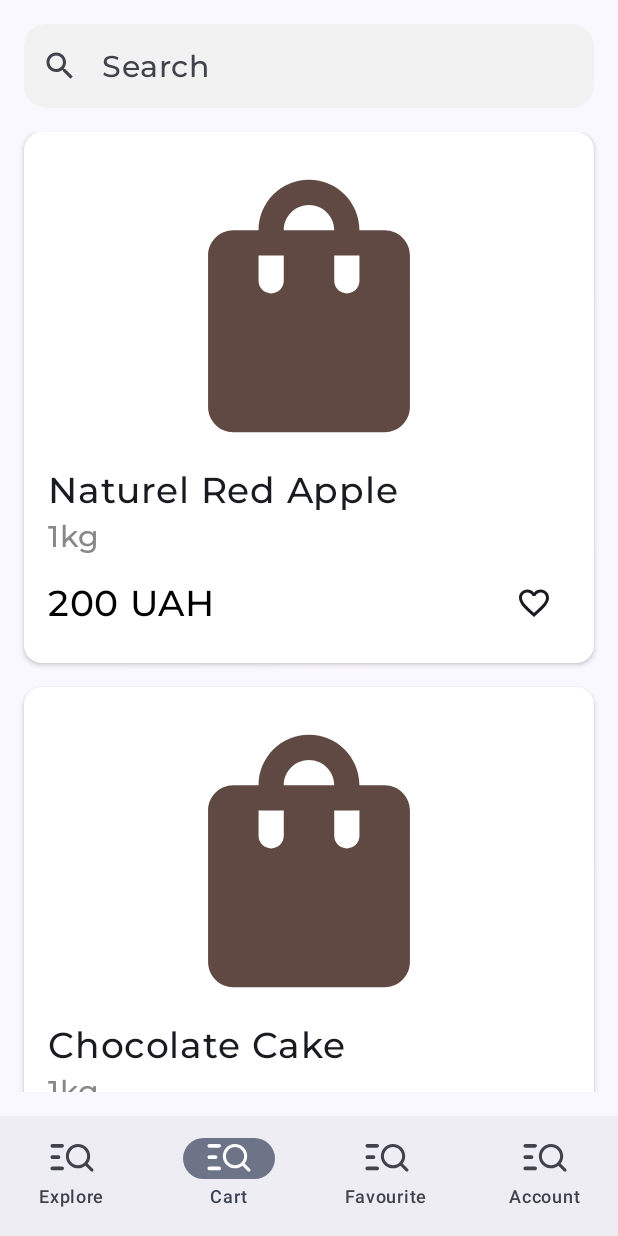
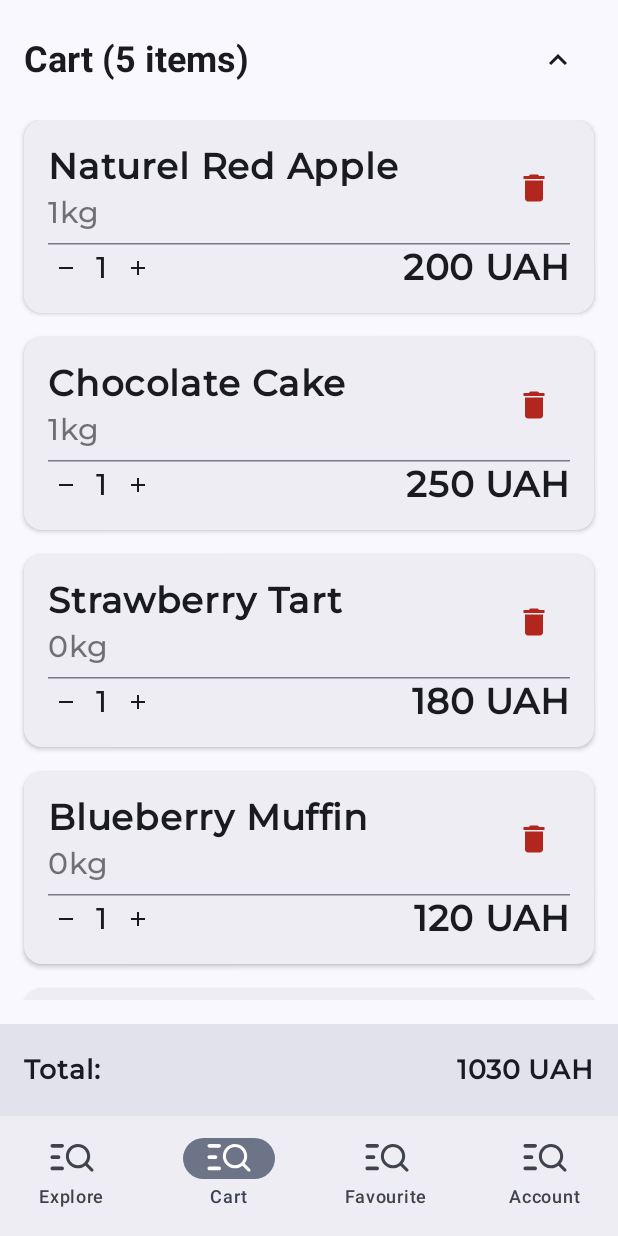
Before and after one commit to botirovka/SweetShop, an Android app built with Jetpack Compose: the FindProductsScreen screen opened through its navigation route, item 2 of the bottom bar chosen, on a phone screen of 412 x 824 dp. Run offline under Robolectric (Android 15) with nearby library versions, the phone set to English and light mode, and no system bars; our stand-ins replace Firebase (no records; nobody signed in at launch, a user with empty details on screens opened directly).

Commit message:
new functions

```diff
--- a/app/build.gradle.kts
+++ b/app/build.gradle.kts
@@ -47,6 +47,7 @@ dependencies {
     implementation(libs.androidx.activity.compose)
     implementation(platform(libs.androidx.compose.bom))
     implementation(libs.androidx.ui)
+    implementation(libs.coil.compose)
     implementation(libs.androidx.ui.graphics)
     implementation(libs.androidx.ui.tooling.preview)
     implementation(libs.androidx.material3)
--- a/app/src/main/java/com/botirovka/sweetshopcompose/MainActivity.kt
+++ b/app/src/main/java/com/botirovka/sweetshopcompose/MainActivity.kt
@@ -17,6 +17,7 @@ import com.botirovka.sweetshopcompose.data.FirebaseRepository
 import com.botirovka.sweetshopcompose.data.Response
 import com.botirovka.sweetshopcompose.ui.composable.FindProductsScreen
 import com.botirovka.sweetshopcompose.ui.composable.LoginScreenUI
+import com.botirovka.sweetshopcompose.ui.composable.MainScreen
 import com.botirovka.sweetshopcompose.ui.composable.SignUpScreenUI
 import com.botirovka.sweetshopcompose.ui.composable.SweetShopSplashScreen
 import com.botirovka.sweetshopcompose.ui.theme.SweetShopComposeTheme
@@ -81,7 +82,7 @@ fun SweetShopApp() {
             SignUpScreenUI(navController)
         }
         composable(route = "home") {
-            FindProductsScreen()
+            MainScreen()
         }
     }
 }
--- a/app/src/main/java/com/botirovka/sweetshopcompose/data/FirebaseRepository.kt
+++ b/app/src/main/java/com/botirovka/sweetshopcompose/data/FirebaseRepository.kt
@@ -2,14 +2,18 @@ package com.botirovka.sweetshopcompose.data
 
 import android.util.Log
 import com.botirovka.sweetshopcompose.models.Pie
+import com.botirovka.sweetshopcompose.models.User
 import com.google.firebase.auth.AuthResult
 import com.google.firebase.auth.FirebaseAuth
 import com.google.firebase.firestore.FirebaseFirestore
+import kotlinx.coroutines.Dispatchers
+import kotlinx.coroutines.flow.Flow
+import kotlinx.coroutines.flow.flow
 import kotlinx.coroutines.tasks.await
 
 object FirebaseRepository {
     private val auth: FirebaseAuth = FirebaseAuth.getInstance()
-
+    var user = User()
     fun userUid(): String = auth.currentUser?.uid ?: ""
     fun isUserLoggedIn(): Boolean = auth.currentUser != null
     suspend fun logout() = auth.signOut()
@@ -47,4 +51,47 @@ object FirebaseRepository {
             return Response.Error(e.localizedMessage ?: "Oops, something went wrong.")
         }
     }
+
+    suspend fun uploadInfo(user: User): Response<Void?> {
+        try {
+            userUid().let { userId ->
+                val db = FirebaseFirestore.getInstance()
+                val userDocRef = db.collection("users").document(userId)
+                val document = userDocRef.get().await()
+                if (document.exists()) {
+                    userDocRef.update(
+                        mapOf(
+                            "likedPies" to user.likedPies,
+                        )
+                    ).await()
+                } else {
+                    userDocRef.set(user).await()
+                }
+                return Response.Success(null)
+            }
+        } catch (e: Exception) {
+            return Response.Error(e.localizedMessage ?: "Oops, something went wrong.")
+        }
+    }
+
+    suspend fun getUserInfo(): Result<User> {
+        return try {
+            val userId = userUid()
+            val db = FirebaseFirestore.getInstance()
+            val document = db.collection("users")
+                .document(userId)
+                .get()
+                .await()
+
+            if (document.exists()) {
+                val userDto = document.toObject(User::class.java)
+                userDto?.let { Result.success(it) }
+                    ?: Result.failure(Exception("User data is null"))
+            } else {
+                Result.failure(Exception("User not found"))
+            }
+        } catch (e: Exception) {
+            Result.failure(e)
+        }
+    }
 }
--- a/app/src/main/java/com/botirovka/sweetshopcompose/models/Pie.kt
+++ b/app/src/main/java/com/botirovka/sweetshopcompose/models/Pie.kt
@@ -4,7 +4,9 @@ data class Pie (
     var id: String = "",
     var title: String = "",
     var description: String = "",
+    var imageUrl: String = "",
     var price: Int = 0,
     var weight: Int = 0,
-    var isFavorite: Boolean = false
+    var isFavorite: Boolean = false,
+    var quantity: Int = 1
 )
--- /dev/null
+++ b/app/src/main/java/com/botirovka/sweetshopcompose/models/User.kt
@@ -0,0 +1,5 @@
+package com.botirovka.sweetshopcompose.models
+
+data class User (
+    var likedPies: List<String> = emptyList()
+)
--- /dev/null
+++ b/app/src/main/java/com/botirovka/sweetshopcompose/ui/composable/CartScreen.kt
@@ -0,0 +1,247 @@
+package com.botirovka.sweetshopcompose.ui.composable
+import androidx.compose.foundation.background
+import androidx.compose.foundation.layout.Arrangement
+import androidx.compose.foundation.layout.Column
+import androidx.compose.foundation.layout.Row
+import androidx.compose.foundation.layout.Spacer
+import androidx.compose.foundation.layout.fillMaxSize
+import androidx.compose.foundation.layout.fillMaxWidth
+import androidx.compose.foundation.layout.height
+import androidx.compose.foundation.layout.padding
+import androidx.compose.foundation.layout.size
+import androidx.compose.foundation.lazy.LazyColumn
+import androidx.compose.foundation.lazy.items
+import androidx.compose.material.icons.Icons
+import androidx.compose.material.icons.filled.Add
+import androidx.compose.material.icons.filled.Delete
+import androidx.compose.material.icons.filled.ExpandLess
+import androidx.compose.material.icons.filled.ExpandMore
+import androidx.compose.material.icons.filled.Remove
+import androidx.compose.material3.Card
+import androidx.compose.material3.CardDefaults
+import androidx.compose.material3.HorizontalDivider
+import androidx.compose.material3.Icon
+import androidx.compose.material3.IconButton
+import androidx.compose.material3.MaterialTheme
+import androidx.compose.material3.Scaffold
+import androidx.compose.material3.Text
+import androidx.compose.runtime.Composable
+import androidx.compose.runtime.derivedStateOf
+import androidx.compose.runtime.getValue
+import androidx.compose.runtime.mutableStateListOf
+import androidx.compose.runtime.mutableStateOf
+import androidx.compose.runtime.remember
+import androidx.compose.runtime.setValue
+import androidx.compose.ui.Alignment
+import androidx.compose.ui.Modifier
+import androidx.compose.ui.text.font.FontWeight
+import androidx.compose.ui.tooling.preview.Preview
+import androidx.compose.ui.unit.dp
+import androidx.compose.ui.unit.sp
+import com.botirovka.sweetshopcompose.models.Pie
+import com.botirovka.sweetshopcompose.ui.theme.SweetShopComposeTheme
+
+@Composable
+fun CartScreen() {
+    var isPieListExpanded by remember { mutableStateOf(true) }
+    val cartItems = remember { mutableStateListOf(*samplePies.toTypedArray()) }
+
+    val totalPrice by remember {
+        derivedStateOf {
+            cartItems.sumOf { it.price * it.quantity }
+        }
+    }
+
+    Scaffold(
+        bottomBar = {
+            Column(
+                modifier = Modifier
+                    .fillMaxWidth()
+                    .background(MaterialTheme.colorScheme.surfaceVariant)
+                    .padding(16.dp)
+            ) {
+                Row(
+                    modifier = Modifier.fillMaxWidth(),
+                    horizontalArrangement = Arrangement.SpaceBetween
+                ) {
+                    Text(
+                        text = "Total:",
+                        fontSize = 18.sp,
+                        fontWeight = FontWeight.Bold
+                    )
+                    Text(
+                        text = "$totalPrice UAH",
+                        fontSize = 18.sp,
+                        fontWeight = FontWeight.Bold
+                    )
+                }
+            }
+        }
+    ) { paddingValues ->
+        Column(
+            modifier = Modifier
+                .padding(paddingValues)
+                .fillMaxSize()
+                .padding(16.dp)
+        ) {
+            Row(
+                modifier = Modifier.fillMaxWidth(),
+                horizontalArrangement = Arrangement.SpaceBetween,
+                verticalAlignment = Alignment.CenterVertically
+            ) {
+                Text(
+                    text = "Cart (${cartItems.size} items)",
+                    style = MaterialTheme.typography.headlineSmall,
+                    fontWeight = FontWeight.Bold
+                )
+
+                IconButton(onClick = { isPieListExpanded = !isPieListExpanded }) {
+                    Icon(
+                        imageVector = if (isPieListExpanded) Icons.Filled.ExpandLess else Icons.Filled.ExpandMore,
+                        contentDescription = if (isPieListExpanded) "Collapse" else "Expand"
+                    )
+                }
+            }
+
+            Spacer(modifier = Modifier.height(16.dp))
+
+            if (isPieListExpanded) {
+                PieCardList(
+                    pies = cartItems,
+                    onRemove = { cartItems.remove(it) },
+                    onQuantityChange = { pie, newQuantity ->
+                        val index = cartItems.indexOf(pie)
+                        if (index != -1) {
+                            cartItems[index] = pie.copy(quantity = newQuantity)
+                        }
+                    }
+                )
+            }
+        }
+    }
+}
+
+
+@Composable
+fun PieCardList(
+    pies: List<Pie>,
+    onRemove: (Pie) -> Unit,
+    onQuantityChange: (Pie, Int) -> Unit
+) {
+    LazyColumn(
+        verticalArrangement = Arrangement.spacedBy(16.dp),
+        modifier = Modifier.fillMaxWidth()
+    ) {
+        items(pies) { pie ->
+            PieCardWithoutImage(
+                pie = pie,
+                onRemove = { onRemove(pie) },
+                onQuantityChange = { newQty -> onQuantityChange(pie, newQty) }
+            )
+        }
+    }
+}
+
+@Composable
+fun PieCardWithoutImage(
+    pie: Pie,
+    onRemove: () -> Unit,
+    onQuantityChange: (Int) -> Unit
+) {
+    Card(
+        modifier = Modifier.fillMaxWidth(),
+        shape = CardDefaults.elevatedShape,
+        colors = CardDefaults.cardColors(containerColor = MaterialTheme.colorScheme.surfaceContainer),
+        elevation = CardDefaults.cardElevation(defaultElevation = 2.dp)
+    ) {
+        Column(modifier = Modifier.padding(16.dp)) {
+            Row(
+                modifier = Modifier.fillMaxWidth(),
+                horizontalArrangement = Arrangement.SpaceBetween,
+                verticalAlignment = Alignment.CenterVertically
+            ) {
+                Column(modifier = Modifier.weight(1f)) {
+                    Text(
+                        text = pie.title,
+                        style = MaterialTheme.typography.bodyLarge,
+                        fontWeight = FontWeight.Bold
+                    )
+                    Spacer(modifier = Modifier.height(4.dp))
+                    Text(
+                        text = "${pie.weight}kg",
+                        style = MaterialTheme.typography.bodyMedium,
+                        color = MaterialTheme.colorScheme.onSurface.copy(alpha = 0.6f)
+                    )
+                }
+
+                IconButton(onClick = onRemove) {
+                    Icon(
+                        imageVector = Icons.Filled.Delete,
+                        contentDescription = "Remove",
+                        tint = MaterialTheme.colorScheme.error
+                    )
+                }
+            }
+
+            Spacer(modifier = Modifier.height(8.dp))
+            HorizontalDivider()
+
+            Row(
+                modifier = Modifier.fillMaxWidth(),
+                horizontalArrangement = Arrangement.SpaceBetween,
+                verticalAlignment = Alignment.CenterVertically
+            ) {
+                Row(
+                    verticalAlignment = Alignment.CenterVertically,
+                    horizontalArrangement = Arrangement.spacedBy(8.dp)
+                ) {
+                    IconButton(
+                        onClick = {
+                            if (pie.quantity > 1) onQuantityChange(pie.quantity - 1)
+                        },
+                        modifier = Modifier.size(24.dp)
+                    ) {
+                        Icon(
+                            imageVector = Icons.Filled.Remove,
+                            contentDescription = "Decrease",
+                            modifier = Modifier.size(16.dp)
+                        )
+                    }
+
+                    Text(
+                        text = pie.quantity.toString(),
+                        style = MaterialTheme.typography.bodyMedium
+                    )
+
+                    IconButton(
+                        onClick = {
+                            onQuantityChange(pie.quantity + 1)
+                        },
+                        modifier = Modifier.size(24.dp)
+                    ) {
+                        Icon(
+                            imageVector = Icons.Filled.Add,
+                            contentDescription = "Increase",
+                            modifier = Modifier.size(16.dp)
+                        )
+                    }
+                }
+
+                Text(
+                    text = "${pie.price * pie.quantity} UAH",
+                    style = MaterialTheme.typography.bodyLarge,
+                    fontWeight = FontWeight.Bold
+                )
+            }
+        }
+    }
+}
+
+
+@Preview(showBackground = true)
+@Composable
+fun CartScreenPreview() {
+    SweetShopComposeTheme {
+        CartScreen()
+    }
+}
--- a/app/src/main/java/com/botirovka/sweetshopcompose/ui/composable/PieListScreen.kt
+++ b/app/src/main/java/com/botirovka/sweetshopcompose/ui/composable/FindProductsScreen.kt
@@ -1,6 +1,6 @@
 package com.botirovka.sweetshopcompose.ui.composable
 
-import androidx.compose.foundation.Image
+import android.util.Log
 import androidx.compose.foundation.layout.Arrangement
 import androidx.compose.foundation.layout.Column
 import androidx.compose.foundation.layout.Row
@@ -13,42 +13,80 @@ import androidx.compose.foundation.lazy.LazyColumn
 import androidx.compose.foundation.lazy.items
 import androidx.compose.foundation.shape.RoundedCornerShape
 import androidx.compose.material.icons.Icons
+import androidx.compose.material.icons.filled.Favorite
 import androidx.compose.material.icons.filled.FavoriteBorder
 import androidx.compose.material.icons.filled.Search
 import androidx.compose.material3.Card
 import androidx.compose.material3.CardDefaults
 import androidx.compose.material3.ExperimentalMaterial3Api
+import androidx.compose.material3.HorizontalDivider
 import androidx.compose.material3.Icon
 import androidx.compose.material3.IconButton
 import androidx.compose.material3.MaterialTheme
-import androidx.compose.material3.NavigationBar
-import androidx.compose.material3.NavigationBarItem
 import androidx.compose.material3.Scaffold
 import androidx.compose.material3.Text
 import androidx.compose.material3.TextField
 import androidx.compose.material3.TextFieldDefaults
 import androidx.compose.runtime.Composable
+import androidx.compose.runtime.LaunchedEffect
+import androidx.compose.runtime.getValue
 import androidx.compose.runtime.mutableStateOf
 import androidx.compose.runtime.remember
+import androidx.compose.runtime.rememberCoroutineScope
+import androidx.compose.runtime.setValue
 import androidx.compose.ui.Alignment
 import androidx.compose.ui.Modifier
 import androidx.compose.ui.draw.clip
 import androidx.compose.ui.graphics.Color
 import androidx.compose.ui.layout.ContentScale
-import androidx.compose.ui.res.painterResource
 import androidx.compose.ui.tooling.preview.Preview
 import androidx.compose.ui.unit.dp
-import com.botirovka.sweetshopcompose.R
+import coil.compose.AsyncImage
+import com.botirovka.sweetshopcompose.data.FirebaseRepository
+import com.botirovka.sweetshopcompose.data.Response
 import com.botirovka.sweetshopcompose.models.Pie
+import com.botirovka.sweetshopcompose.models.User
 import com.botirovka.sweetshopcompose.ui.theme.SweetShopComposeTheme
+import kotlinx.coroutines.launch
 
 @Composable
-fun FindProductsScreen() {
-    Scaffold(
-        bottomBar = {
-            BottomNavigationBar()
+fun FindProductsScreen(isFavoriteScreen: Boolean = false) {
+    val piesState = remember { mutableStateOf<List<Pie>>(emptyList()) }
+    val isLoading = remember { mutableStateOf(true) }
+    val errorMessage = remember { mutableStateOf<String?>(null) }
+
+    LaunchedEffect(Unit) {
+        isLoading.value = true
+        val userResponse = FirebaseRepository.getUserInfo()
+        if (userResponse.isSuccess) {
+            FirebaseRepository.user = userResponse.getOrNull() ?: User()
+        } else {
+            errorMessage.value = userResponse.exceptionOrNull()?.message ?: "Failed to load user"
         }
-    ) { paddingValues ->
+
+        when (val piesResponse = FirebaseRepository.getPies()) {
+            is Response.Success -> {
+                val loadedPies = piesResponse.data
+                val updatedPies = loadedPies.map { pie ->
+                    pie.copy(isFavorite = FirebaseRepository.user.likedPies.contains(pie.id))
+                }
+                piesState.value = updatedPies
+                errorMessage.value = null
+            }
+            is Response.Error -> {
+                errorMessage.value = piesResponse.message
+            }
+        }
+        isLoading.value = false
+    }
+
+    val filteredPies = if (isFavoriteScreen) {
+        piesState.value.filter { it.isFavorite }
+    } else {
+        piesState.value
+    }
+
+    Scaffold { paddingValues ->
         Column(
             modifier = Modifier
                 .padding(paddingValues)
@@ -57,7 +95,18 @@ fun FindProductsScreen() {
         ) {
             SearchBar()
             Spacer(modifier = Modifier.height(16.dp))
-            PieList(pies = samplePies)
+
+            when {
+                isLoading.value -> {
+                    Text(text = "Loading...", style = MaterialTheme.typography.bodyLarge)
+                }
+                errorMessage.value != null -> {
+                    Text(text = errorMessage.value ?: "Unknown error", color = Color.Red)
+                }
+                else -> {
+                    PieList(pies = filteredPies)
+                }
+            }
         }
     }
 }
@@ -74,7 +123,8 @@ fun SearchBar() {
         },
         placeholder = { Text(
             text ="Search",
-            style = MaterialTheme.typography.bodyMedium
+            style = MaterialTheme.typography.bodyMedium,
+            color = Color.Gray
         )},
         textStyle = MaterialTheme.typography.bodyMedium,
         modifier = Modifier
@@ -104,18 +154,21 @@ fun PieList(pies: List<Pie>) {
 
 @Composable
 fun PieCard(pie: Pie) {
+    var isFavorite by remember { mutableStateOf(pie.isFavorite) }
+    val scope = rememberCoroutineScope()
+
+
     Card(
-        modifier = Modifier
-            .fillMaxWidth(),
+        modifier = Modifier.fillMaxWidth(),
         shape = CardDefaults.elevatedShape,
         colors = CardDefaults.cardColors(
-            containerColor = Color.White,
+            containerColor = MaterialTheme.colorScheme.background,
         ),
         elevation = CardDefaults.cardElevation(defaultElevation = 2.dp)
     ) {
         Column(modifier = Modifier.padding(16.dp)) {
-            Image(
-                painter = painterResource(id = R.drawable.ic_launcher_foreground),
+            AsyncImage(
+                model = pie.imageUrl,
                 contentDescription = "Cake Image",
                 modifier = Modifier
                     .fillMaxWidth()
@@ -135,6 +188,7 @@ fun PieCard(pie: Pie) {
                 color = Color.Gray
             )
             Spacer(modifier = Modifier.height(8.dp))
+            HorizontalDivider(thickness = 1.dp)
             Row(
                 verticalAlignment = Alignment.CenterVertically,
                 horizontalArrangement = Arrangement.SpaceBetween,
@@ -142,36 +196,33 @@ fun PieCard(pie: Pie) {
             ) {
                 Text(
                     text = "${pie.price} UAH",
-                    color = Color.Black,
                     style = MaterialTheme.typography.bodyLarge
                 )
-                IconButton(onClick = { }) {
-                    Icon(imageVector = Icons.Filled.FavoriteBorder, contentDescription = "Add to Favorites")
+                IconButton(
+                    onClick = {
+                        isFavorite = !isFavorite
+                        pie.isFavorite = isFavorite
+
+                        val updatedLikedPies = if (isFavorite) {
+                            FirebaseRepository.user.likedPies + pie.id
+                        } else {
+                            FirebaseRepository.user.likedPies - pie.id
+                        }
+                        scope.launch {
+                            FirebaseRepository.uploadInfo(FirebaseRepository.user)
+                        }
+
+                    }
+                ) {
+                    Icon(
+                        imageVector = if (isFavorite) Icons.Filled.Favorite else Icons.Filled.FavoriteBorder,
+                        contentDescription = "Add to Favorites"
+                    )
                 }
             }
         }
     }
 }
-
-@Composable
-fun BottomNavigationBar() {
-    val selectedItem = remember { mutableStateOf(0) }
-    val items = listOf("Explore", "Cart", "Favourite", "Account")
-    val icons = listOf(R.drawable.ic_explore, R.drawable.ic_explore,
-        R.drawable.ic_explore, R.drawable.ic_explore)
-
-    NavigationBar {
-        items.forEachIndexed { index, item ->
-            NavigationBarItem(
-                icon = { Icon(painterResource(id = icons[index]), contentDescription = item) },
-                selected = selectedItem.value == index,
-                onClick = { selectedItem.value = index },
-                label = { Text(item) }
-            )
-        }
-    }
-}
-
 
 // Test data
 val samplePies = listOf(
--- /dev/null
+++ b/app/src/main/java/com/botirovka/sweetshopcompose/ui/composable/MainScreen.kt
@@ -0,0 +1,98 @@
+package com.botirovka.sweetshopcompose.ui.composable
+
+import androidx.annotation.DrawableRes
+import androidx.compose.foundation.layout.Box
+import androidx.compose.foundation.layout.padding
+import androidx.compose.runtime.*
+import androidx.compose.material3.*
+import androidx.compose.ui.Modifier
+import androidx.compose.ui.res.painterResource
+import androidx.navigation.NavGraph.Companion.findStartDestination
+import androidx.navigation.NavHostController
+import androidx.navigation.compose.NavHost
+import androidx.navigation.compose.composable
+import androidx.navigation.compose.currentBackStackEntryAsState
+import androidx.navigation.compose.rememberNavController
+import com.botirovka.sweetshopcompose.R
+
+@Composable
+fun MainScreen() {
+    val navController = rememberNavController()
+
+    Scaffold(
+        bottomBar = { BottomNavigationBar(navController) }
+    ) { innerPadding ->
+        Box(modifier = Modifier.padding(innerPadding)) {
+            NavigationGraph(navController = navController)
+        }
+    }
+}
+
+@Composable
+fun BottomNavigationBar(navController: NavHostController) {
+    val items = listOf(
+        Screen.Explore,
+        Screen.Cart,
+        Screen.Favourite,
+        Screen.Account
+    )
+
+    val currentRoute = currentRoute(navController)
+
+    NavigationBar {
+        items.forEach { screen ->
+            NavigationBarItem(
+                icon = {
+                    Icon(
+                        painter = painterResource(id = screen.icon),
+                        contentDescription = screen.title
+                    )
+                },
+                label = { Text(screen.title) },
+                selected = currentRoute == screen.route,
+                onClick = {
+                    navController.navigate(screen.route) {
+                        popUpTo(navController.graph.findStartDestination().id) {
+                            saveState = true
+                        }
+                        launchSingleTop = true
+                        restoreState = true
+                    }
+                }
+            )
+        }
+    }
+}
+
+@Composable
+fun NavigationGraph(navController: NavHostController) {
+    NavHost(
+        navController = navController,
+        startDestination = Screen.Explore.route
+    ) {
+        composable(Screen.Explore.route) { FindProductsScreen() }
+        composable(Screen.Cart.route) { CartScreen() }
+        composable(Screen.Favourite.route) { FindProductsScreen(true) }
+        composable(Screen.Account.route) { AccountScreen() }
+    }
+}
+
+@Composable
+private fun currentRoute(navController: NavHostController): String? {
+    val navBackStackEntry by navController.currentBackStackEntryAsState()
+    return navBackStackEntry?.destination?.route
+}
+
+
+
+@Composable
+fun AccountScreen() {
+    Text("Account Screen")
+}
+
+sealed class Screen(val route: String, val title: String, @DrawableRes val icon: Int) {
+    object Explore : Screen("explore", "Explore", R.drawable.ic_explore)
+    object Cart : Screen("cart", "Cart", R.drawable.ic_explore)
+    object Favourite : Screen("favourite", "Favourite", R.drawable.ic_explore)
+    object Account : Screen("account", "Account", R.drawable.ic_explore)
+}
--- a/gradle/libs.versions.toml
+++ b/gradle/libs.versions.toml
@@ -1,5 +1,6 @@
 [versions]
 agp = "8.8.0"
+coilCompose = "2.4.0"
 kotlin = "2.0.0"
 coreKtx = "1.16.0"
 junit = "4.13.2"
@@ -20,6 +21,7 @@ firebaseFirestore = "25.1.3"
 androidx-core-ktx = { group = "androidx.core", name = "core-ktx", version.ref = "coreKtx" }
 androidx-material-icons-extended = { module = "androidx.compose.material:material-icons-extended" }
 androidx-navigation-compose = { module = "androidx.navigation:navigation-compose", version.ref = "navigationCompose" }
+coil-compose = { module = "io.coil-kt:coil-compose", version.ref = "coilCompose" }
 junit = { group = "junit", name = "junit", version.ref = "junit" }
 androidx-junit = { group = "androidx.test.ext", name = "junit", version.ref = "junitVersion" }
 androidx-espresso-core = { group = "androidx.test.espresso", name = "espresso-core", version.ref = "espressoCore" }
```
